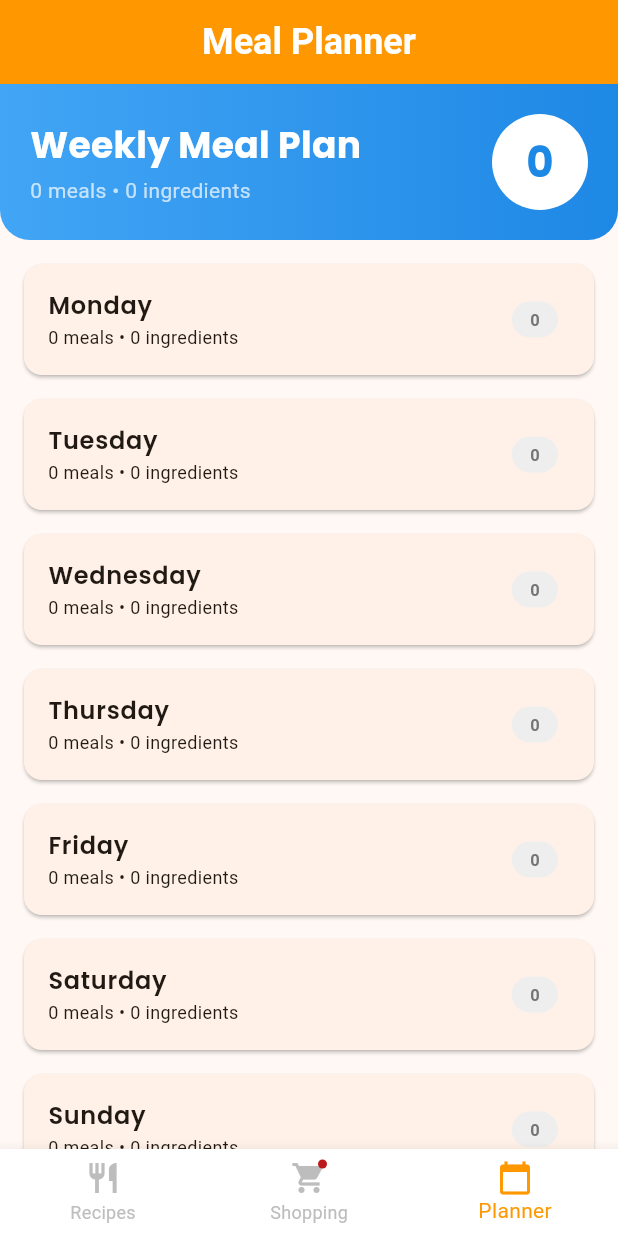
After one commit to amithsa23/random_meal_app, a Flutter app: the screen it shows after launch, item 3 of the bottom bar chosen, on a phone screen of 412 x 824 dp. The commit adds this screen. Run offline on Flutter 3.47's test engine with Material 3 defaults, Android fonts, the phone set to English and light mode, and no system bars; our stand-ins replace google_fonts; network calls fail.

Commit message:
feat: Add weekly meal planner with grocery list compilation
- Created MealPlannerScreen with weekly calendar view
- Added DayMealPlan and WeeklyMealPlan models for meal planning
- Integrated 'Add to Plan' button in HomeScreen recipes
- Added ability to compile entire week's ingredients to grocery list
- Updated main.dart with new Meal Planner navigation tab
- Updated README with meal planner features and usage guide

```diff
--- a/lib/main.dart
+++ b/lib/main.dart
@@ -1,7 +1,9 @@
 import 'package:flutter/material.dart';
 import 'models/grocery_item.dart';
+import 'models/meal_plan.dart';
 import 'screens/home_screen.dart';
 import 'screens/grocery_list_screen.dart';
+import 'screens/meal_planner_screen.dart';
 
 /// Main entry point for the RandomMeal app
 void main() {
@@ -41,6 +43,7 @@ class RandomMealHome extends StatefulWidget {
 class _RandomMealHomeState extends State<RandomMealHome> {
   int _selectedIndex = 0;
   final GroceryList _groceryList = GroceryList();
+  final WeeklyMealPlan _mealPlan = WeeklyMealPlan();
   late List<Widget> _screens;
 
   @override
@@ -49,6 +52,13 @@ class _RandomMealHomeState extends State<RandomMealHome> {
     _screens = [
       HomeScreen(groceryList: _groceryList),
       GroceryListScreen(groceryList: _groceryList),
+      MealPlannerScreen(
+        mealPlan: _mealPlan,
+        groceryList: _groceryList,
+        onGetRecipe: (recipe) {
+          // Callback for getting recipes from meal planner
+        },
+      ),
     ];
   }
 
@@ -57,7 +67,11 @@ class _RandomMealHomeState extends State<RandomMealHome> {
     return Scaffold(
       appBar: AppBar(
         title: Text(
-          _selectedIndex == 0 ? 'RandomMeal' : 'Shopping List',
+          _selectedIndex == 0
+              ? 'RandomMeal'
+              : _selectedIndex == 1
+                  ? 'Shopping List'
+                  : 'Meal Planner',
           style: const TextStyle(
             fontWeight: FontWeight.bold,
             fontSize: 24,
@@ -95,6 +109,11 @@ class _RandomMealHomeState extends State<RandomMealHome> {
             label: 'Shopping',
             tooltip: 'Shopping List',
           ),
+          BottomNavigationBarItem(
+            icon: const Icon(Icons.calendar_today),
+            label: 'Planner',
+            tooltip: 'Meal Planner',
+          ),
         ],
       ),
     );
--- /dev/null
+++ b/lib/models/meal_plan.dart
@@ -0,0 +1,119 @@
+import 'recipe.dart';
+
+/// MealPlan represents meals planned for a specific day
+class DayMealPlan {
+  final String day;
+  final List<Recipe> meals;
+
+  DayMealPlan({
+    required this.day,
+    this.meals = const [],
+  });
+
+  /// Add a meal to this day
+  DayMealPlan addMeal(Recipe meal) {
+    final updatedMeals = List<Recipe>.from(meals);
+    updatedMeals.add(meal);
+    return DayMealPlan(day: day, meals: updatedMeals);
+  }
+
+  /// Remove a meal from this day
+  DayMealPlan removeMeal(Recipe meal) {
+    final updatedMeals = List<Recipe>.from(meals);
+    updatedMeals.removeWhere((m) => m.id == meal.id);
+    return DayMealPlan(day: day, meals: updatedMeals);
+  }
+
+  /// Get all ingredients for this day
+  List<String> getIngredientsForDay() {
+    final ingredients = <String>[];
+    for (var meal in meals) {
+      ingredients.addAll(meal.ingredients);
+    }
+    return ingredients;
+  }
+}
+
+/// WeeklyMealPlan manages meals for the entire week
+class WeeklyMealPlan {
+  final Map<String, DayMealPlan> days;
+
+  static const List<String> weekDays = [
+    'Monday',
+    'Tuesday',
+    'Wednesday',
+    'Thursday',
+    'Friday',
+    'Saturday',
+    'Sunday',
+  ];
+
+  WeeklyMealPlan({Map<String, DayMealPlan>? initialDays})
+      : days = initialDays ??
+            {
+              for (var day in weekDays)
+                day: DayMealPlan(
+                  day: day,
+                  meals: [],
+                )
+            };
+
+  /// Add a meal to a specific day
+  void addMealToDay(String day, Recipe meal) {
+    if (days.containsKey(day)) {
+      days[day] = days[day]!.addMeal(meal);
+    }
+  }
+
+  /// Remove a meal from a specific day
+  void removeMealFromDay(String day, Recipe meal) {
+    if (days.containsKey(day)) {
+      days[day] = days[day]!.removeMeal(meal);
+    }
+  }
+
+  /// Get all unique ingredients for the entire week
+  List<String> getAllWeekIngredients() {
+    final allIngredients = <String>[];
+    for (var dayPlan in days.values) {
+      allIngredients.addAll(dayPlan.getIngredientsForDay());
+    }
+
+    // Remove duplicates while preserving order
+    final uniqueIngredients = <String>[];
+    final seen = <String>{};
+    for (var ingredient in allIngredients) {
+      final normalized = ingredient.toLowerCase().trim();
+      if (!seen.contains(normalized)) {
+        seen.add(normalized);
+        uniqueIngredients.add(ingredient);
+      }
+    }
+
+    return uniqueIngredients;
+  }
+
+  /// Get total meals planned for the week
+  int getTotalMeals() {
+    return days.values.fold(0, (sum, day) => sum + day.meals.length);
+  }
+
+  /// Get meals for a specific day
+  List<Recipe> getMealsForDay(String day) {
+    return days[day]?.meals ?? [];
+  }
+
+  /// Clear all meals for a specific day
+  void clearDay(String day) {
+    if (days.containsKey(day)) {
+      days[day] = DayMealPlan(day: day, meals: []);
+    }
+  }
+
+  /// Clear entire weekly plan
+  void clearWeek() {
+    for (var day in weekDays) {
+      clearDay(day);
+    }
+  }
+}
--- /dev/null
+++ b/lib/screens/meal_planner_screen.dart
@@ -0,0 +1,373 @@
+import 'package:flutter/material.dart';
+import 'package:google_fonts/google_fonts.dart';
+import '../models/meal_plan.dart';
+import '../models/recipe.dart';
+import '../models/grocery_item.dart';
+
+/// MealPlannerScreen allows users to plan meals for the week
+class MealPlannerScreen extends StatefulWidget {
+  final WeeklyMealPlan mealPlan;
+  final GroceryList groceryList;
+  final Function(Recipe) onGetRecipe;
+
+  const MealPlannerScreen({
+    super.key,
+    required this.mealPlan,
+    required this.groceryList,
+    required this.onGetRecipe,
+  });
+
+  @override
+  State<MealPlannerScreen> createState() => _MealPlannerScreenState();
+}
+
+class _MealPlannerScreenState extends State<MealPlannerScreen> {
+  late ScrollController _scrollController;
+
+  @override
+  void initState() {
+    super.initState();
+    _scrollController = ScrollController();
+  }
+
+  @override
+  void dispose() {
+    _scrollController.dispose();
+    super.dispose();
+  }
+
+  void _addWeekToGroceryList() {
+    final weekIngredients = widget.mealPlan.getAllWeekIngredients();
+    widget.groceryList.addItems(weekIngredients);
+
+    ScaffoldMessenger.of(context).showSnackBar(
+      SnackBar(
+        content: Text('${weekIngredients.length} ingredients added to grocery list!'),
+        backgroundColor: Colors.green,
+        duration: const Duration(seconds: 2),
+      ),
+    );
+  }
+
+  void _clearWeekPlan() {
+    showDialog(
+      context: context,
+      builder: (context) => AlertDialog(
+        title: const Text('Clear Weekly Plan?'),
+        content: const Text('This will remove all meals from your weekly plan.'),
+        actions: [
+          TextButton(
+            onPressed: () => Navigator.pop(context),
+            child: const Text('Cancel'),
+          ),
+          TextButton(
+            onPressed: () {
+              setState(() {
+                widget.mealPlan.clearWeek();
+              });
+              Navigator.pop(context);
+            },
+            child: const Text('Clear', style: TextStyle(color: Colors.red)),
+          ),
+        ],
+      ),
+    );
+  }
+
+  @override
+  Widget build(BuildContext context) {
+    final totalMeals = widget.mealPlan.getTotalMeals();
+    final weekIngredients = widget.mealPlan.getAllWeekIngredients();
+
+    return Column(
+      children: [
+        // Header with summary
+        Container(
+          padding: const EdgeInsets.all(20),
+          decoration: BoxDecoration(
+            gradient: LinearGradient(
+              colors: [Colors.blue[400]!, Colors.blue[600]!],
+            ),
+            borderRadius: const BorderRadius.vertical(bottom: Radius.circular(20)),
+          ),
+          child: Column(
+            crossAxisAlignment: CrossAxisAlignment.start,
+            children: [
+              Row(
+                mainAxisAlignment: MainAxisAlignment.spaceBetween,
+                children: [
+                  Column(
+                    crossAxisAlignment: CrossAxisAlignment.start,
+                    children: [
+                      Text(
+                        'Weekly Meal Plan',
+                        style: GoogleFonts.poppins(
+                          fontSize: 24,
+                          fontWeight: FontWeight.bold,
+                          color: Colors.white,
+                        ),
+                      ),
+                      const SizedBox(height: 4),
+                      Text(
+                        '$totalMeals meals • ${weekIngredients.length} ingredients',
+                        style: const TextStyle(
+                          color: Colors.white70,
+                          fontSize: 14,
+                        ),
+                      ),
+                    ],
+                  ),
+                  CircleAvatar(
+                    backgroundColor: Colors.white,
+                    radius: 32,
+                    child: Text(
+                      '$totalMeals',
+                      style: GoogleFonts.poppins(
+                        fontSize: 28,
+                        fontWeight: FontWeight.bold,
+                        color: Colors.blue[600],
+                      ),
+                    ),
+                  ),
+                ],
+              ),
+            ],
+          ),
+        ),
+
+        // Meal plan days
+        Expanded(
+          child: widget.mealPlan.days.isEmpty
+              ? _buildEmptyState()
+              : SingleChildScrollView(
+                  controller: _scrollController,
+                  child: Padding(
+                    padding: const EdgeInsets.all(16),
+                    child: Column(
+                      children: [
+                        ...WeeklyMealPlan.weekDays.map((day) {
+                          final dayPlan = widget.mealPlan.days[day]!;
+                          return _buildDayCard(day, dayPlan);
+                        }),
+                        const SizedBox(height: 20),
+                      ],
+                    ),
+                  ),
+                ),
+        ),
+
+        // Action buttons
+        if (totalMeals > 0)
+          Padding(
+            padding: const EdgeInsets.all(16),
+            child: Column(
+              children: [
+                SizedBox(
+                  width: double.infinity,
+                  child: ElevatedButton.icon(
+                    onPressed: _addWeekToGroceryList,
+                    icon: const Icon(Icons.shopping_cart_checkout),
+                    label: const Text('Add All to Grocery List'),
+                    style: ElevatedButton.styleFrom(
+                      backgroundColor: Colors.green,
+                      foregroundColor: Colors.white,
+                      padding: const EdgeInsets.symmetric(vertical: 12),
+                    ),
+                  ),
+                ),
+                const SizedBox(height: 8),
+                SizedBox(
+                  width: double.infinity,
+                  child: ElevatedButton.icon(
+                    onPressed: _clearWeekPlan,
+                    icon: const Icon(Icons.delete_sweep),
+                    label: const Text('Clear Weekly Plan'),
+                    style: ElevatedButton.styleFrom(
+                      backgroundColor: Colors.red[400],
+                      foregroundColor: Colors.white,
+                      padding: const EdgeInsets.symmetric(vertical: 12),
+                    ),
+                  ),
+                ),
+              ],
+            ),
+          ),
+      ],
+    );
+  }
+
+  Widget _buildDayCard(String day, DayMealPlan dayPlan) {
+    return Card(
+      margin: const EdgeInsets.only(bottom: 16),
+      shape: RoundedRectangleBorder(borderRadius: BorderRadius.circular(12)),
+      child: ExpansionTile(
+        title: Text(
+          day,
+          style: GoogleFonts.poppins(
+            fontSize: 16,
+            fontWeight: FontWeight.w600,
+          ),
+        ),
+        subtitle: Text(
+          '${dayPlan.meals.length} meal${dayPlan.meals.length != 1 ? 's' : ''} • ${dayPlan.getIngredientsForDay().length} ingredients',
+          style: const TextStyle(fontSize: 12),
+        ),
+        trailing: Container(
+          padding: const EdgeInsets.symmetric(horizontal: 12, vertical: 4),
+          decoration: BoxDecoration(
+            color: dayPlan.meals.isEmpty ? Colors.grey[200] : Colors.blue[100],
+            borderRadius: BorderRadius.circular(12),
+          ),
+          child: Text(
+            '${dayPlan.meals.length}',
+            style: TextStyle(
+              fontWeight: FontWeight.bold,
+              color: dayPlan.meals.isEmpty ? Colors.grey[600] : Colors.blue[700],
+            ),
+          ),
+        ),
+        children: [
+          if (dayPlan.meals.isEmpty)
+            Padding(
+              padding: const EdgeInsets.all(16),
+              child: Column(
+                children: [
+                  Icon(Icons.breakfast_dining, size: 40, color: Colors.grey[300]),
+                  const SizedBox(height: 12),
+                  Text(
+                    'No meals planned',
+                    style: TextStyle(color: Colors.grey[600]),
+                  ),
+                ],
+              ),
+            )
+          else
+            Padding(
+              padding: const EdgeInsets.all(16),
+              child: Column(
+                crossAxisAlignment: CrossAxisAlignment.start,
+                children: [
+                  ...dayPlan.meals.asMap().entries.map((entry) {
+                    final index = entry.key;
+                    final meal = entry.value;
+                    return Padding(
+                      padding: EdgeInsets.only(
+                        bottom: index < dayPlan.meals.length - 1 ? 12 : 0,
+                      ),
+                      child: _buildMealTile(day, meal),
+                    );
+                  }),
+                ],
+              ),
+            ),
+        ],
+      ),
+    );
+  }
+
+  Widget _buildMealTile(String day, Recipe meal) {
+    return Container(
+      decoration: BoxDecoration(
+        color: Colors.grey[50],
+        borderRadius: BorderRadius.circular(8),
+        border: Border.all(color: Colors.grey[200]!),
+      ),
+      padding: const EdgeInsets.all(12),
+      child: Row(
+        children: [
+          // Meal image
+          ClipRRect(
+            borderRadius: BorderRadius.circular(6),
+            child: Image.network(
+              meal.imageUrl,
+              width: 60,
+              height: 60,
+              fit: BoxFit.cover,
+              errorBuilder: (_, __, ___) => Container(
+                width: 60,
+                height: 60,
+                color: Colors.grey[300],
+                child: const Icon(Icons.restaurant),
+              ),
+            ),
+          ),
+          const SizedBox(width: 12),
+
+          // Meal info
+          Expanded(
+            child: Column(
+              crossAxisAlignment: CrossAxisAlignment.start,
+              children: [
+                Text(
+                  meal.name,
+                  style: GoogleFonts.poppins(
+                    fontWeight: FontWeight.w600,
+                    fontSize: 13,
+                  ),
+                  maxLines: 1,
+                  overflow: TextOverflow.ellipsis,
+                ),
+                const SizedBox(height: 2),
+                Text(
+                  meal.area,
+                  style: const TextStyle(
+                    fontSize: 11,
+                    color: Colors.grey,
+                  ),
+                ),
+              ],
+            ),
+          ),
+
+          // Remove button
+          IconButton(
+            icon: const Icon(Icons.close),
+            onPressed: () {
+              setState(() {
+                widget.mealPlan.removeMealFromDay(day, meal);
+              });
+            },
+            color: Colors.red[400],
+            iconSize: 20,
+          ),
+        ],
+      ),
+    );
+  }
+
+  Widget _buildEmptyState() {
+    return Center(
+      child: Padding(
+        padding: const EdgeInsets.all(40),
+        child: Column(
+          mainAxisAlignment: MainAxisAlignment.center,
+          children: [
+            Icon(
+              Icons.calendar_today,
+              size: 80,
+              color: Colors.grey[300],
+            ),
+            const SizedBox(height: 24),
+            Text(
+              'No meals planned yet',
+              style: GoogleFonts.poppins(
+                fontSize: 18,
+                fontWeight: FontWeight.bold,
+              ),
+              textAlign: TextAlign.center,
+            ),
+            const SizedBox(height: 12),
+            Text(
+              'Go to Recipes and add meals to your weekly plan!',
+              style: GoogleFonts.poppins(
+                fontSize: 14,
+                color: Colors.grey[600],
+              ),
+              textAlign: TextAlign.center,
+            ),
+          ],
+        ),
+      ),
+    );
+  }
+}
```
Also changed, not shown: lib/screens/home_screen.dart (+58 -1 lines), 1 other file.
